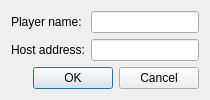
openpak/melonds, file src/frontend/qt_sdl/LANStartClientDialog.ui: the form before one commit.
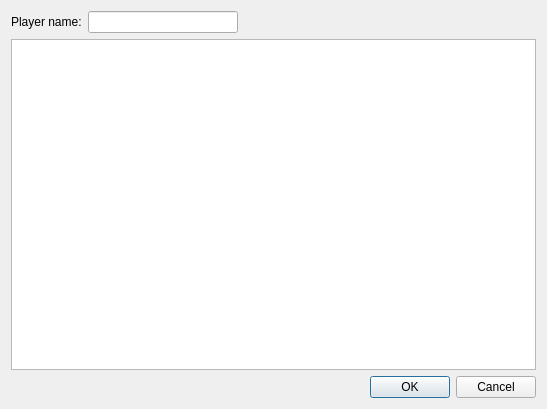
The form after the commit.

Commit message: flesh out LAN discovery UI

Diff of the .ui file:
```diff
--- a/src/frontend/qt_sdl/LANStartClientDialog.ui
+++ b/src/frontend/qt_sdl/LANStartClientDialog.ui
@@ -6,8 +6,8 @@
    <rect>
     <x>0</x>
     <y>0</y>
-    <width>400</width>
-    <height>229</height>
+    <width>547</width>
+    <height>409</height>
    </rect>
   </property>
   <property name="sizePolicy">
@@ -20,33 +20,49 @@
    <string>Join LAN game - melonDS</string>
   </property>
   <layout class="QVBoxLayout" name="verticalLayout">
-   <property name="sizeConstraint">
-    <enum>QLayout::SetFixedSize</enum>
-   </property>
    <item>
-    <layout class="QFormLayout" name="formLayout">
-     <item row="0" column="0">
+    <layout class="QHBoxLayout" name="horizontalLayout_2">
+     <item>
       <widget class="QLabel" name="label">
        <property name="text">
         <string>Player name:</string>
        </property>
       </widget>
      </item>
-     <item row="0" column="1">
-      <widget class="QLineEdit" name="txtPlayerName"/>
-     </item>
-     <item row="1" column="0">
-      <widget class="QLabel" name="label_3">
-       <property name="text">
-        <string>Host address:</string>
+     <item>
+      <widget class="QLineEdit" name="txtPlayerName">
+       <property name="sizePolicy">
+        <sizepolicy hsizetype="Fixed" vsizetype="Fixed">
+         <horstretch>0</horstretch>
+         <verstretch>0</verstretch>
+        </sizepolicy>
+       </property>
+       <property name="minimumSize">
+        <size>
+         <width>150</width>
+         <height>0</height>
+        </size>
        </property>
       </widget>
      </item>
-     <item row="1" column="1">
-      <widget class="QLineEdit" name="txtIPAddress"/>
+     <item>
+      <spacer name="horizontalSpacer">
+       <property name="orientation">
+        <enum>Qt::Horizontal</enum>
+       </property>
+       <property name="sizeHint" stdset="0">
+        <size>
+         <width>40</width>
+         <height>20</height>
+        </size>
+       </property>
+      </spacer>
      </item>
     </layout>
    </item>
+   <item>
+    <widget class="QTreeView" name="tvAvailableGames"/>
+   </item>
    <item>
     <widget class="QDialogButtonBox" name="buttonBox">
      <property name="orientation">
```
The commit also changes 2 other files.
